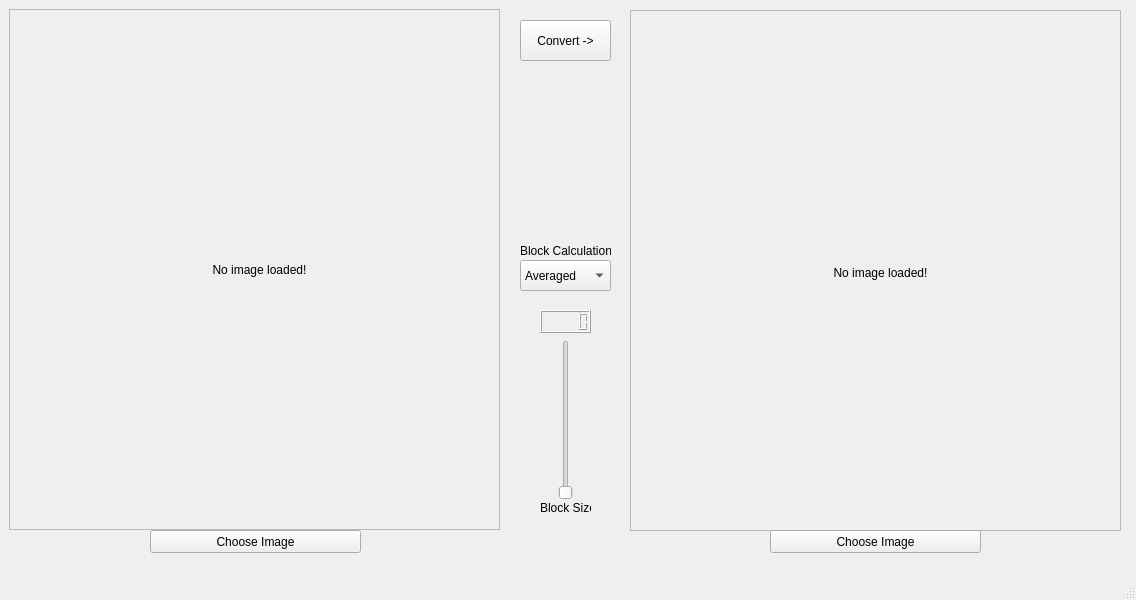
Qt form src/main/resources/window.ui (boingboomtschak/graphite-py) before a commit.
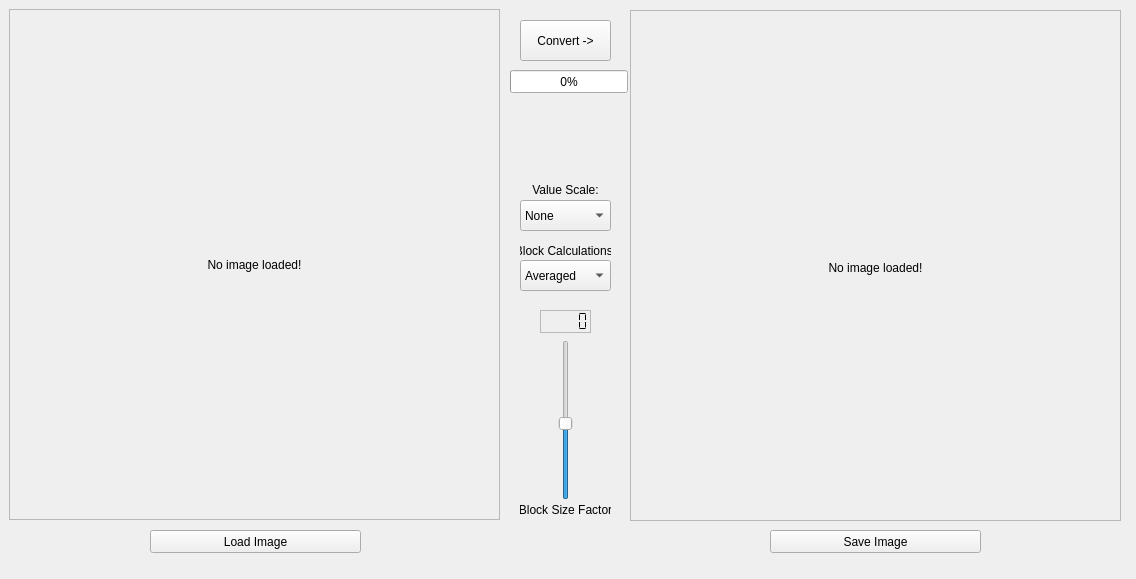
The same form after that commit.

Commit message: Adding conversion status, stopping resize of main window

```diff
--- a/src/main/resources/window.ui
+++ b/src/main/resources/window.ui
@@ -7,9 +7,27 @@
     <x>0</x>
     <y>0</y>
     <width>1136</width>
-    <height>600</height>
+    <height>579</height>
    </rect>
   </property>
+  <property name="sizePolicy">
+   <sizepolicy hsizetype="Fixed" vsizetype="Fixed">
+    <horstretch>0</horstretch>
+    <verstretch>0</verstretch>
+   </sizepolicy>
+  </property>
+  <property name="minimumSize">
+   <size>
+    <width>1136</width>
+    <height>579</height>
+   </size>
+  </property>
+  <property name="maximumSize">
+   <size>
+    <width>1136</width>
+    <height>579</height>
+   </size>
+  </property>
   <property name="windowTitle">
    <string>MainWindow</string>
   </property>
@@ -20,7 +38,7 @@
       <x>9</x>
       <y>9</y>
       <width>491</width>
-      <height>521</height>
+      <height>511</height>
      </rect>
     </property>
     <property name="accessibleName">
@@ -35,10 +53,10 @@
     <widget class="QLabel" name="inputImage">
      <property name="geometry">
       <rect>
-       <x>10</x>
+       <x>0</x>
        <y>0</y>
-       <width>481</width>
-       <height>521</height>
+       <width>491</width>
+       <height>511</height>
       </rect>
      </property>
      <property name="accessibleName">
@@ -58,7 +76,7 @@
       <x>630</x>
       <y>10</y>
       <width>491</width>
-      <height>521</height>
+      <height>511</height>
      </rect>
     </property>
     <property name="frameShape">
@@ -70,10 +88,10 @@
     <widget class="QLabel" name="outputImage">
      <property name="geometry">
       <rect>
-       <x>10</x>
+       <x>0</x>
        <y>2</y>
-       <width>481</width>
-       <height>521</height>
+       <width>491</width>
+       <height>511</height>
       </rect>
      </property>
      <property name="text">
@@ -106,6 +124,18 @@
       <height>23</height>
      </rect>
     </property>
+    <property name="autoFillBackground">
+     <bool>true</bool>
+    </property>
+    <property name="frameShape">
+     <enum>QFrame::StyledPanel</enum>
+    </property>
+    <property name="frameShadow">
+     <enum>QFrame::Raised</enum>
+    </property>
+    <property name="segmentStyle">
+     <enum>QLCDNumber::Flat</enum>
+    </property>
    </widget>
    <widget class="QSlider" name="verticalSlider">
     <property name="geometry">
@@ -122,6 +152,9 @@
     <property name="maximum">
      <number>100</number>
     </property>
+    <property name="value">
+     <number>50</number>
+    </property>
     <property name="orientation">
      <enum>Qt::Vertical</enum>
     </property>
@@ -129,14 +162,17 @@
    <widget class="QLabel" name="label_3">
     <property name="geometry">
      <rect>
-      <x>540</x>
+      <x>520</x>
       <y>500</y>
-      <width>51</width>
-      <height>16</height>
+      <width>91</width>
+      <height>20</height>
      </rect>
     </property>
     <property name="text">
-     <string>Block Size</string>
+     <string>Block Size Factor</string>
+    </property>
+    <property name="alignment">
+     <set>Qt::AlignCenter</set>
     </property>
    </widget>
    <widget class="QComboBox" name="comboBox">
@@ -174,6 +210,9 @@
     <property name="text">
      <string>Block Calculations:</string>
     </property>
+    <property name="alignment">
+     <set>Qt::AlignCenter</set>
+    </property>
    </widget>
    <widget class="QPushButton" name="pushButton_2">
     <property name="geometry">
@@ -185,7 +224,7 @@
      </rect>
     </property>
     <property name="text">
-     <string>Choose Image</string>
+     <string>Load Image</string>
     </property>
    </widget>
    <widget class="QPushButton" name="pushButton_3">
@@ -198,21 +237,74 @@
      </rect>
     </property>
     <property name="text">
-     <string>Choose Image</string>
+     <string>Save Image</string>
     </property>
    </widget>
+   <widget class="QProgressBar" name="convertProgress">
+    <property name="geometry">
+     <rect>
+      <x>510</x>
+      <y>70</y>
+      <width>118</width>
+      <height>23</height>
+     </rect>
+    </property>
+    <property name="value">
+     <number>0</number>
+    </property>
+   </widget>
+   <widget class="QComboBox" name="scaleDropdown">
+    <property name="geometry">
+     <rect>
+      <x>520</x>
+      <y>200</y>
+      <width>91</width>
+      <height>31</height>
+     </rect>
+    </property>
+    <item>
+     <property name="text">
+      <string>None</string>
+     </property>
+    </item>
+    <item>
+     <property name="text">
+      <string>7 Shade</string>
+     </property>
+    </item>
+    <item>
+     <property name="text">
+      <string>7 Shade (R)</string>
+     </property>
+    </item>
+    <item>
+     <property name="text">
+      <string>14 Shade</string>
+     </property>
+    </item>
+    <item>
+     <property name="text">
+      <string>14 Shade (R)</string>
+     </property>
+    </item>
+   </widget>
+   <widget class="QLabel" name="scaleLabel">
+    <property name="geometry">
+     <rect>
+      <x>530</x>
+      <y>180</y>
+      <width>71</width>
+      <height>20</height>
+     </rect>
+    </property>
+    <property name="text">
+     <string>Value Scale:</string>
+    </property>
+    <property name="alignment">
+     <set>Qt::AlignCenter</set>
+    </property>
+   </widget>
   </widget>
-  <widget class="QMenuBar" name="menubar">
-   <property name="geometry">
-    <rect>
-     <x>0</x>
-     <y>0</y>
-     <width>1136</width>
-     <height>21</height>
-    </rect>
-   </property>
-  </widget>
-  <widget class="QStatusBar" name="statusbar"/>
  </widget>
  <resources/>
  <connections/>
```
Left out of the diff: 16 changed lines with no effect on the pictures. The commit also changes 3 other files.
